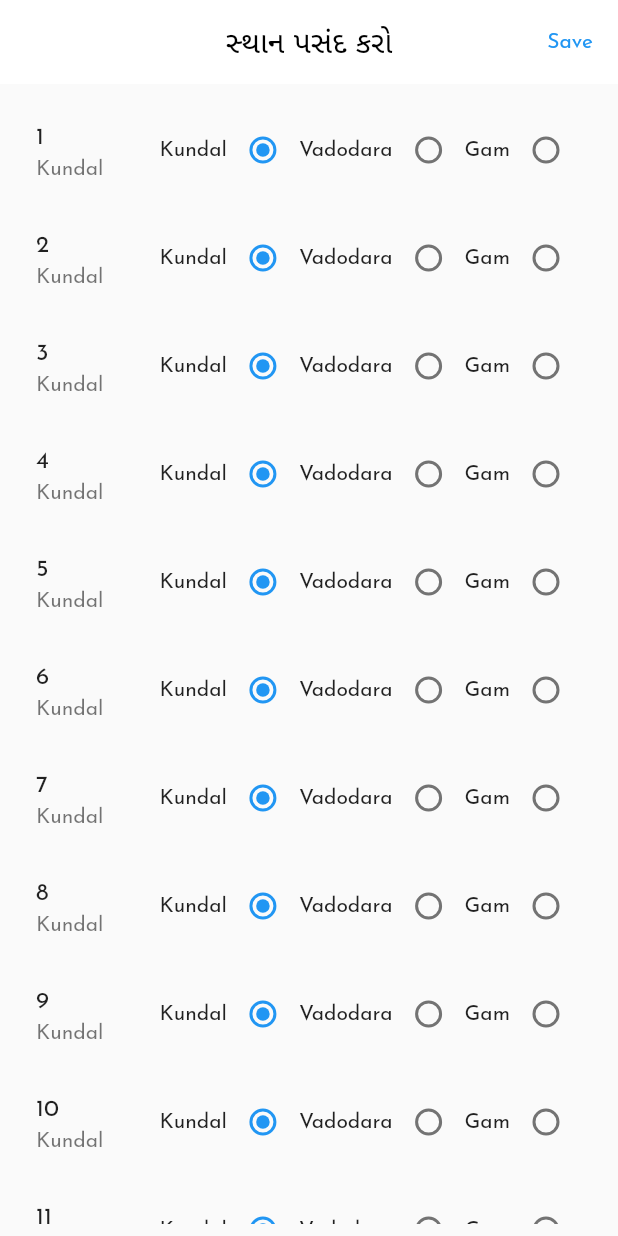
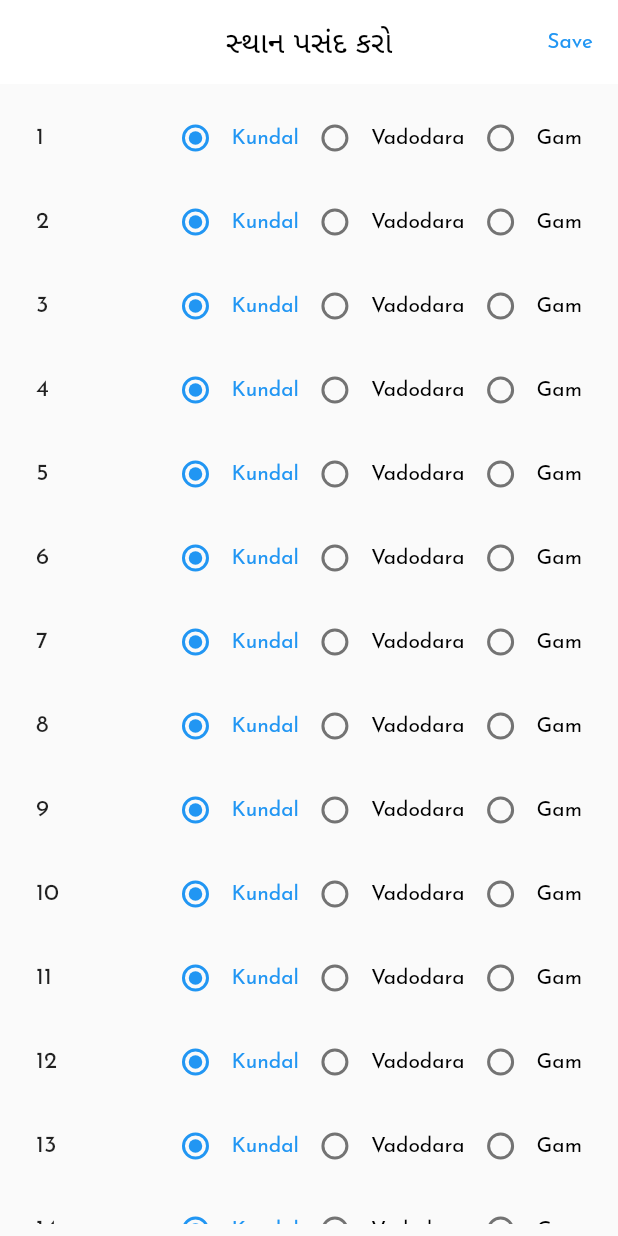
Before and after one commit to anjaliargon/upvas, a Flutter app: the screen it shows after launch, on a phone screen of 412 x 824 dp. Run offline on Flutter 3.47's test engine with Material 2 defaults, Android fonts, the phone set to English and light mode, and no system bars; our stand-ins replace get, get_storage, sizer.

Commit message:
//location

```diff
--- a/lib/app/Screen/Location/LocationScreen.dart
+++ b/lib/app/Screen/Location/LocationScreen.dart
@@ -30,7 +30,7 @@
                 child: Text("Save"),
                 onPressed: () async {
                   print(selectedlocation.toString());
-                  // Get.offAllNamed(Routes.MAINHOME)
+                  Get.offAllNamed(Routes.MAINHOME);
                 }),
           ],
         ),
@@ -41,13 +41,13 @@
               itemBuilder: (context, index) {
                 return ListTile(
                   title: Text(controller.selectedList[index].name),
-                  subtitle: Obx(() => Text(selectedlocation[index].toString())),
+                  // subtitle: Obx(() => Text(selectedlocation[index].toString())),
                   trailing: Row(
                     mainAxisSize: MainAxisSize.min,
                     children: [
                       Obx(() => Row(
                             children: [
-                              const Text("Kundal"),
+
                               Radio(
                                 value: "Kundal",
                                 groupValue: selectedlocation[index].toString(),
@@ -56,11 +56,15 @@
                                   print(selectedlocation[index]);
                                 },
                               ),
+                               Text("Kundal",
+                                 style: TextStyle(
+                                color: (selectedlocation[index]=="Kundal")? Colors.blue: Colors.black
+                              ),),
                             ],
                           )),
                       Obx(() => Row(
                             children: [
-                              const Text("Vadodara"),
+
                               Radio(
                                 value: "Vadodara",
                                 groupValue: selectedlocation[index].toString(),
@@ -68,11 +72,15 @@
                                   selectedlocation[index] = value!;
                                 },
                               ),
+                               Text("Vadodara",
+                                style: TextStyle(
+                                    color: (selectedlocation[index]=="Vadodara")? Colors.blue: Colors.black
+                                ),
+                              ),
                             ],
                           )),
                       Obx(() => Row(
                             children: [
-                              const Text("Gam"),
                               Radio(
                                 value: 'Gam',
                                 groupValue: selectedlocation[index].toString(),
@@ -80,6 +88,12 @@
                                   selectedlocation[index] = value!;
                                 },
                               ),
+                               Text("Gam",
+                                 style: TextStyle(
+                                     color: (selectedlocation[index]=="Gam")? Colors.blue: Colors.black
+                                 ),
+                               ),
+
                             ],
                           )),
                     ],
```
